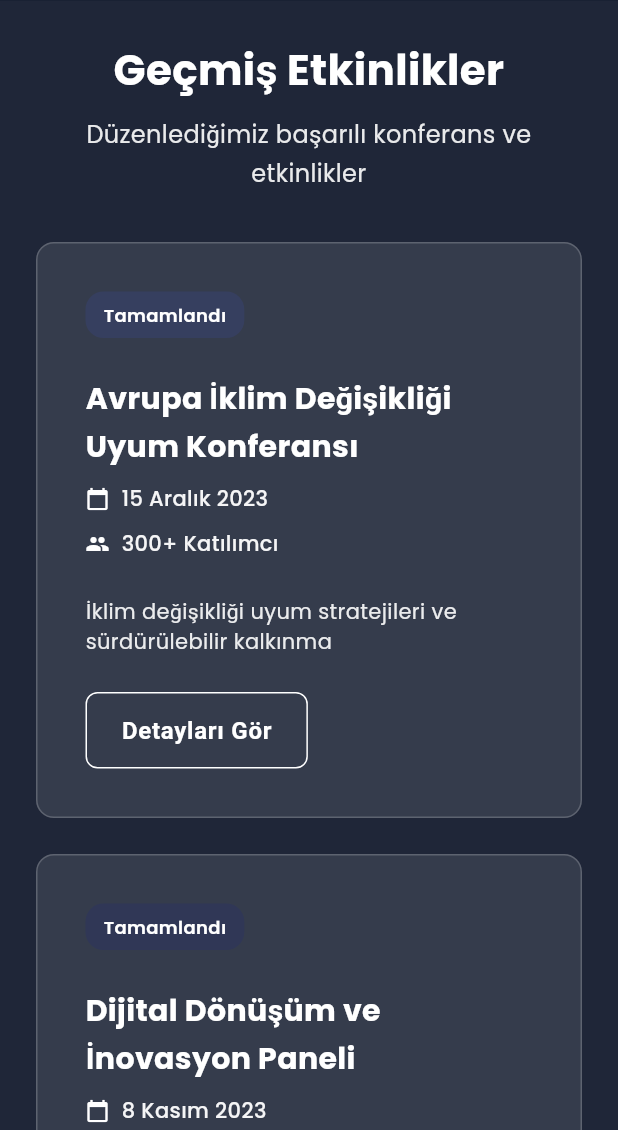
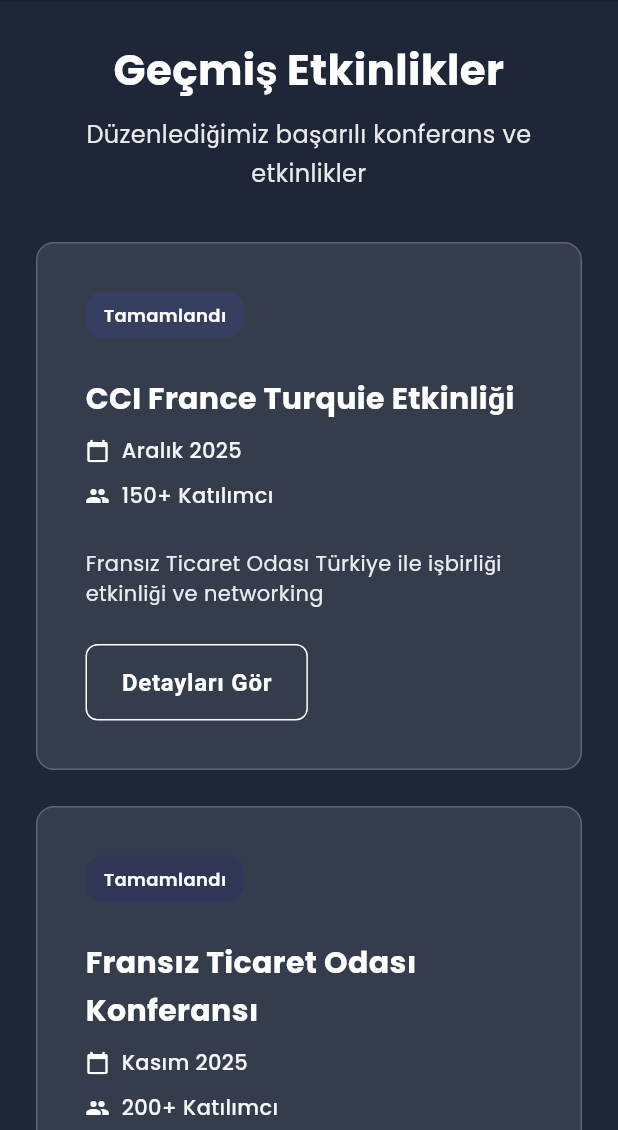
Before and after one commit to yusufftncy/seboagence, a Flutter app: the ConferencesPage screen opened by its route, scrolled down 1728 dp, on a phone screen of 412 x 824 dp, the part 106-1236 px from its top. Run offline on Flutter 3.47's test engine with Material 3 defaults, Android fonts, the phone set to English and light mode, and no system bars; our stand-ins replace flutter_riverpod, google_fonts; Roboto replaces fonts that are missing (Montserrat).

Commit message:
Update conferences page with real CCI France Turquie events and change button text to 'Git'

```diff
--- a/lib/presentation/pages/conferences_page.dart
+++ b/lib/presentation/pages/conferences_page.dart
@@ -394,7 +394,7 @@ class _UpcomingEventsSection extends StatelessWidget {
               ),
             ),
             child: const Text(
-              'Kayıt Ol',
+              'Git',
               style: TextStyle(
                 color: Branding.white,
                 fontWeight: FontWeight.w600,
@@ -458,27 +458,28 @@ class _PastEventsSection extends StatelessWidget {
     return Column(
       children: [
         _buildPastEventCard(
-          title: 'Avrupa İklim Değişikliği Uyum Konferansı',
-          date: '15 Aralık 2023',
-          participants: '300+ Katılımcı',
+          title: 'CCI France Turquie Etkinliği',
+          date: 'Aralık 2025',
+          participants: '150+ Katılımcı',
           description:
-              'İklim değişikliği uyum stratejileri ve sürdürülebilir kalkınma',
+              'Fransız Ticaret Odası Türkiye ile işbirliği etkinliği ve networking',
           color: Branding.secondary,
         ),
         SizedBox(height: Branding.spacingL),
         _buildPastEventCard(
-          title: 'Dijital Dönüşüm ve İnovasyon Paneli',
-          date: '8 Kasım 2023',
+          title: 'Fransız Ticaret Odası Konferansı',
+          date: 'Kasım 2025',
           participants: '200+ Katılımcı',
-          description: 'Kurumsal dijital dönüşüm ve teknoloji entegrasyonu',
+          description:
+              'CCI France Turquie ile ortak düzenlenen ticaret konferansı',
           color: Branding.primary,
         ),
         SizedBox(height: Branding.spacingL),
         _buildPastEventCard(
-          title: 'Sürdürülebilir İş Modelleri Workshop',
-          date: '20 Ekim 2023',
-          participants: '150+ Katılımcı',
-          description: 'Yeşil ekonomi ve sürdürülebilir iş stratejileri',
+          title: 'CCI France Turquie İşbirliği Etkinliği',
+          date: 'Ekim 2025',
+          participants: '120+ Katılımcı',
+          description: 'Fransız-Türk iş dünyası arasında köprü kuran etkinlik',
           color: Branding.secondary,
         ),
       ],
@@ -492,22 +493,22 @@ class _PastEventsSection extends StatelessWidget {
           children: [
             Expanded(
               child: _buildPastEventCard(
-                title: 'Avrupa İklim Değişikliği Uyum Konferansı',
-                date: '15 Aralık 2023',
-                participants: '300+ Katılımcı',
+                title: 'CCI France Turquie Etkinliği',
+                date: 'Aralık 2025',
+                participants: '150+ Katılımcı',
                 description:
-                    'İklim değişikliği uyum stratejileri ve sürdürülebilir kalkınma',
+                    'Fransız Ticaret Odası Türkiye ile işbirliği etkinliği ve networking',
                 color: Branding.secondary,
               ),
             ),
             SizedBox(width: Branding.spacingL),
             Expanded(
               child: _buildPastEventCard(
-                title: 'Dijital Dönüşüm ve İnovasyon Paneli',
-                date: '8 Kasım 2023',
+                title: 'Fransız Ticaret Odası Konferansı',
+                date: 'Kasım 2025',
                 participants: '200+ Katılımcı',
                 description:
-                    'Kurumsal dijital dönüşüm ve teknoloji entegrasyonu',
+                    'CCI France Turquie ile ortak düzenlenen ticaret konferansı',
                 color: Branding.primary,
               ),
             ),
@@ -518,10 +519,11 @@ class _PastEventsSection extends StatelessWidget {
           children: [
             Expanded(
               child: _buildPastEventCard(
-                title: 'Sürdürülebilir İş Modelleri Workshop',
-                date: '20 Ekim 2023',
-                participants: '150+ Katılımcı',
-                description: 'Yeşil ekonomi ve sürdürülebilir iş stratejileri',
+                title: 'CCI France Turquie İşbirliği Etkinliği',
+                date: 'Ekim 2025',
+                participants: '120+ Katılımcı',
+                description:
+                    'Fransız-Türk iş dünyası arasında köprü kuran etkinlik',
                 color: Branding.secondary,
               ),
             ),
@@ -538,31 +540,33 @@ class _PastEventsSection extends StatelessWidget {
       children: [
         Expanded(
           child: _buildPastEventCard(
-            title: 'Avrupa İklim Değişikliği Uyum Konferansı',
-            date: '15 Aralık 2023',
-            participants: '300+ Katılımcı',
+            title: 'CCI France Turquie Etkinliği',
+            date: 'Aralık 2025',
+            participants: '150+ Katılımcı',
             description:
-                'İklim değişikliği uyum stratejileri ve sürdürülebilir kalkınma',
+                'Fransız Ticaret Odası Türkiye ile işbirliği etkinliği ve networking',
             color: Branding.secondary,
           ),
         ),
         SizedBox(width: Branding.spacingL),
         Expanded(
           child: _buildPastEventCard(
-            title: 'Dijital Dönüşüm ve İnovasyon Paneli',
-            date: '8 Kasım 2023',
+            title: 'Fransız Ticaret Odası Konferansı',
+            date: 'Kasım 2025',
             participants: '200+ Katılımcı',
-            description: 'Kurumsal dijital dönüşüm ve teknoloji entegrasyonu',
+            description:
+                'CCI France Turquie ile ortak düzenlenen ticaret konferansı',
             color: Branding.primary,
           ),
         ),
         SizedBox(width: Branding.spacingL),
         Expanded(
           child: _buildPastEventCard(
-            title: 'Sürdürülebilir İş Modelleri Workshop',
-            date: '20 Ekim 2023',
-            participants: '150+ Katılımcı',
-            description: 'Yeşil ekonomi ve sürdürülebilir iş stratejileri',
+            title: 'CCI France Turquie İşbirliği Etkinliği',
+            date: 'Ekim 2025',
+            participants: '120+ Katılımcı',
+            description:
+                'Fransız-Türk iş dünyası arasında köprü kuran etkinlik',
             color: Branding.secondary,
           ),
         ),
```
